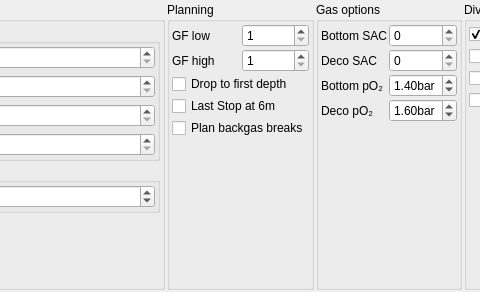
Before: the Qt Designer form qt-ui/plannerSettings.ui in subsurface/subsurface, drawn with Qt 5; both pictures show x 475 to 955 and y 0 to 292 of the 1116 by 292 pixel window.
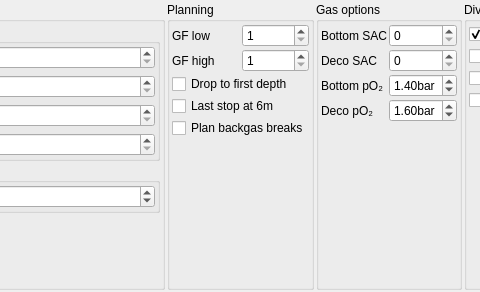
After: the same form once the commit is applied.

Commit message:
Update strings for translations
Including a tiny change for one of the new strings to be consistent with
the capitalization rules we recently established.

```diff
--- a/qt-ui/plannerSettings.ui
+++ b/qt-ui/plannerSettings.ui
@@ -285,7 +285,7 @@
       <item row="3" column="0" colspan="2">
        <widget class="QCheckBox" name="lastStop">
         <property name="text">
-         <string>Last Stop at 6m</string>
+         <string>Last stop at 6m</string>
         </property>
        </widget>
       </item>
```
The commit also changes 1 other file.
